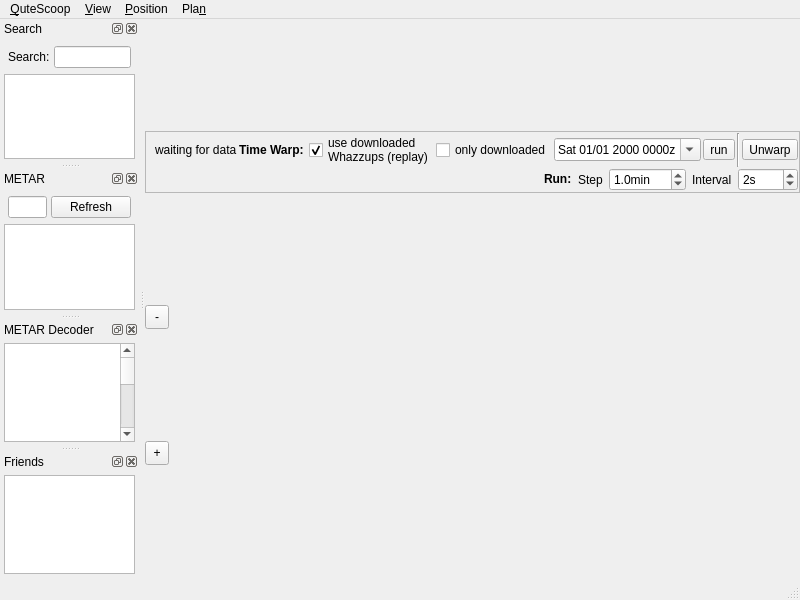
First picture: the form in QuteScoop/src/MainWindow.ui, repository qutescoop/qutescoop, before the edit.
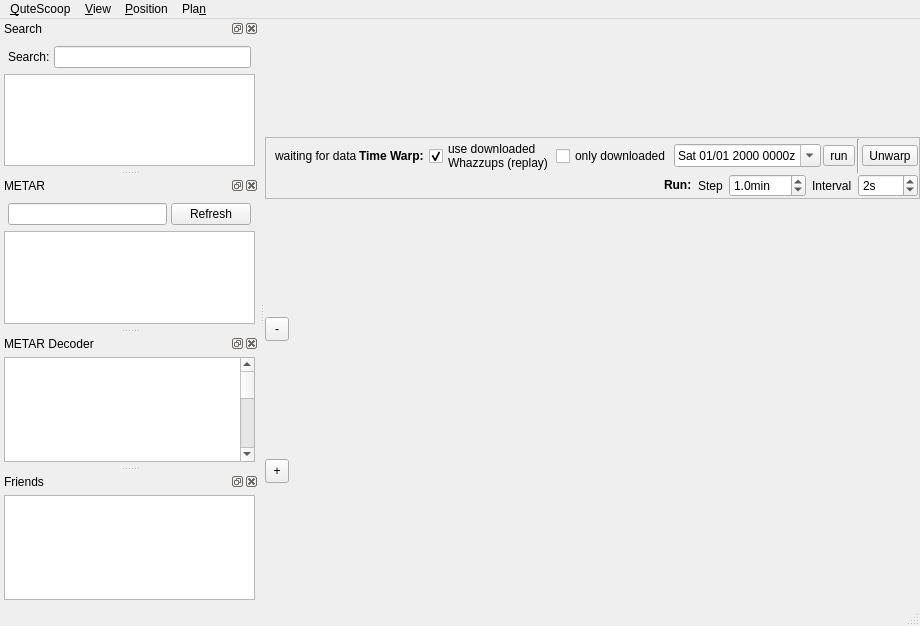
Second picture: the form after the edit. Icons and pictures are not drawn.

Diff of the .ui file:
```diff
--- a/QuteScoop/src/MainWindow.ui
+++ b/QuteScoop/src/MainWindow.ui
@@ -6,8 +6,8 @@
    <rect>
     <x>0</x>
     <y>0</y>
-    <width>800</width>
-    <height>600</height>
+    <width>920</width>
+    <height>626</height>
    </rect>
   </property>
   <property name="windowTitle">
@@ -388,8 +388,8 @@
     <rect>
      <x>0</x>
      <y>0</y>
-     <width>800</width>
-     <height>21</height>
+     <width>920</width>
+     <height>27</height>
     </rect>
    </property>
    <property name="statusTip">
@@ -691,35 +691,37 @@
         <string>&lt;!DOCTYPE HTML PUBLIC &quot;-//W3C//DTD HTML 4.0//EN&quot; &quot;http://www.w3.org/TR/REC-html40/strict.dtd&quot;&gt;
 &lt;html&gt;&lt;head&gt;&lt;meta name=&quot;qrichtext&quot; content=&quot;1&quot; /&gt;&lt;style type=&quot;text/css&quot;&gt;
 p, li { white-space: pre-wrap; }
-&lt;/style&gt;&lt;/head&gt;&lt;body style=&quot; font-family:'MS Shell Dlg 2'; font-size:8.25pt; font-weight:400; font-style:normal;&quot;&gt;
+&lt;/style&gt;&lt;/head&gt;&lt;body style=&quot; font-family:'Ubuntu'; font-size:11pt; font-weight:400; font-style:normal;&quot;&gt;
 &lt;table border=&quot;0&quot; style=&quot;-qt-table-type: root; margin-top:4px; margin-bottom:4px; margin-left:4px; margin-right:4px;&quot;&gt;
 &lt;tr&gt;
 &lt;td style=&quot;border: none;&quot;&gt;
-&lt;p style=&quot;-qt-paragraph-type:empty; margin-top:0px; margin-bottom:0px; margin-left:0px; margin-right:0px; -qt-block-indent:0; text-indent:0px; font-size:8pt;&quot;&gt;&lt;/p&gt;
-&lt;p style=&quot;-qt-paragraph-type:empty; margin-top:0px; margin-bottom:0px; margin-left:0px; margin-right:0px; -qt-block-indent:0; text-indent:0px; font-size:8pt;&quot;&gt;&lt;/p&gt;
-&lt;p style=&quot;-qt-paragraph-type:empty; margin-top:0px; margin-bottom:0px; margin-left:0px; margin-right:0px; -qt-block-indent:0; text-indent:0px; font-size:8pt;&quot;&gt;&lt;/p&gt;
-&lt;p style=&quot;-qt-paragraph-type:empty; margin-top:0px; margin-bottom:0px; margin-left:0px; margin-right:0px; -qt-block-indent:0; text-indent:0px; font-size:8pt;&quot;&gt;&lt;/p&gt;
-&lt;p style=&quot;-qt-paragraph-type:empty; margin-top:0px; margin-bottom:0px; margin-left:0px; margin-right:0px; -qt-block-indent:0; text-indent:0px; font-size:8pt;&quot;&gt;&lt;/p&gt;
-&lt;p style=&quot;-qt-paragraph-type:empty; margin-top:0px; margin-bottom:0px; margin-left:0px; margin-right:0px; -qt-block-indent:0; text-indent:0px; font-family:'Ubuntu'; font-size:10pt;&quot;&gt;&lt;/p&gt;
-&lt;p style=&quot;-qt-paragraph-type:empty; margin-top:0px; margin-bottom:0px; margin-left:0px; margin-right:0px; -qt-block-indent:0; text-indent:0px; font-size:8pt;&quot;&gt;&lt;/p&gt;
-&lt;p style=&quot;-qt-paragraph-type:empty; margin-top:0px; margin-bottom:0px; margin-left:0px; margin-right:0px; -qt-block-indent:0; text-indent:0px; font-family:'Ubuntu'; font-size:10pt;&quot;&gt;&lt;/p&gt;
-&lt;p style=&quot;-qt-paragraph-type:empty; margin-top:0px; margin-bottom:0px; margin-left:0px; margin-right:0px; -qt-block-indent:0; text-indent:0px; font-family:'Ubuntu'; font-size:10pt;&quot;&gt;&lt;/p&gt;
-&lt;p style=&quot;-qt-paragraph-type:empty; margin-top:0px; margin-bottom:0px; margin-left:0px; margin-right:0px; -qt-block-indent:0; text-indent:0px; font-family:'Ubuntu'; font-size:10pt;&quot;&gt;&lt;/p&gt;
-&lt;p style=&quot;-qt-paragraph-type:empty; margin-top:0px; margin-bottom:0px; margin-left:0px; margin-right:0px; -qt-block-indent:0; text-indent:0px; font-family:'Ubuntu'; font-size:10pt;&quot;&gt;&lt;/p&gt;
-&lt;p style=&quot;-qt-paragraph-type:empty; margin-top:0px; margin-bottom:0px; margin-left:0px; margin-right:0px; -qt-block-indent:0; text-indent:0px; font-size:8pt;&quot;&gt;&lt;/p&gt;
-&lt;p style=&quot;-qt-paragraph-type:empty; margin-top:0px; margin-bottom:0px; margin-left:0px; margin-right:0px; -qt-block-indent:0; text-indent:0px; font-family:'Ubuntu'; font-size:10pt;&quot;&gt;&lt;/p&gt;
-&lt;p style=&quot;-qt-paragraph-type:empty; margin-top:0px; margin-bottom:0px; margin-left:0px; margin-right:0px; -qt-block-indent:0; text-indent:0px; font-size:8pt;&quot;&gt;&lt;/p&gt;
-&lt;p style=&quot;-qt-paragraph-type:empty; margin-top:0px; margin-bottom:0px; margin-left:0px; margin-right:0px; -qt-block-indent:0; text-indent:0px; font-size:8pt;&quot;&gt;&lt;/p&gt;
-&lt;p style=&quot;-qt-paragraph-type:empty; margin-top:0px; margin-bottom:0px; margin-left:0px; margin-right:0px; -qt-block-indent:0; text-indent:0px; font-size:8pt;&quot;&gt;&lt;/p&gt;
-&lt;p style=&quot;-qt-paragraph-type:empty; margin-top:0px; margin-bottom:0px; margin-left:0px; margin-right:0px; -qt-block-indent:0; text-indent:0px; font-size:8pt;&quot;&gt;&lt;/p&gt;
-&lt;p style=&quot;-qt-paragraph-type:empty; margin-top:0px; margin-bottom:0px; margin-left:0px; margin-right:0px; -qt-block-indent:0; text-indent:0px; font-size:8pt;&quot;&gt;&lt;/p&gt;
-&lt;p style=&quot;-qt-paragraph-type:empty; margin-top:0px; margin-bottom:0px; margin-left:0px; margin-right:0px; -qt-block-indent:0; text-indent:0px; font-size:8pt;&quot;&gt;&lt;/p&gt;
-&lt;p style=&quot;-qt-paragraph-type:empty; margin-top:0px; margin-bottom:0px; margin-left:0px; margin-right:0px; -qt-block-indent:0; text-indent:0px; font-size:8pt;&quot;&gt;&lt;/p&gt;
-&lt;p style=&quot;-qt-paragraph-type:empty; margin-top:0px; margin-bottom:0px; margin-left:0px; margin-right:0px; -qt-block-indent:0; text-indent:0px; font-size:8pt;&quot;&gt;&lt;/p&gt;
-&lt;p style=&quot;-qt-paragraph-type:empty; margin-top:0px; margin-bottom:0px; margin-left:0px; margin-right:0px; -qt-block-indent:0; text-indent:0px; font-size:8pt;&quot;&gt;&lt;/p&gt;
-&lt;p style=&quot;-qt-paragraph-type:empty; margin-top:0px; margin-bottom:0px; margin-left:0px; margin-right:0px; -qt-block-indent:0; text-indent:0px; font-size:8pt;&quot;&gt;&lt;/p&gt;
-&lt;p style=&quot;-qt-paragraph-type:empty; margin-top:0px; margin-bottom:0px; margin-left:0px; margin-right:0px; -qt-block-indent:0; text-indent:0px; font-size:8pt;&quot;&gt;&lt;/p&gt;
-&lt;p style=&quot;-qt-paragraph-type:empty; margin-top:0px; margin-bottom:0px; margin-left:0px; margin-right:0px; -qt-block-indent:0; text-indent:0px; font-size:8pt;&quot;&gt;&lt;/p&gt;
+&lt;p style=&quot;-qt-paragraph-type:empty; margin-top:0px; margin-bottom:0px; margin-left:0px; margin-right:0px; -qt-block-indent:0; text-indent:0px;&quot;&gt;&lt;/p&gt;
+&lt;p style=&quot;-qt-paragraph-type:empty; margin-top:0px; margin-bottom:0px; margin-left:0px; margin-right:0px; -qt-block-indent:0; text-indent:0px; font-family:'MS Shell Dlg 2'; font-size:8pt;&quot;&gt;&lt;/p&gt;
+&lt;p style=&quot;-qt-paragraph-type:empty; margin-top:0px; margin-bottom:0px; margin-left:0px; margin-right:0px; -qt-block-indent:0; text-indent:0px; font-family:'MS Shell Dlg 2'; font-size:8pt;&quot;&gt;&lt;/p&gt;
+&lt;p style=&quot;-qt-paragraph-type:empty; margin-top:0px; margin-bottom:0px; margin-left:0px; margin-right:0px; -qt-block-indent:0; text-indent:0px; font-family:'MS Shell Dlg 2'; font-size:8pt;&quot;&gt;&lt;/p&gt;
+&lt;p style=&quot;-qt-paragraph-type:empty; margin-top:0px; margin-bottom:0px; margin-left:0px; margin-right:0px; -qt-block-indent:0; text-indent:0px; font-family:'MS Shell Dlg 2'; font-size:8pt;&quot;&gt;&lt;/p&gt;
+&lt;p style=&quot;-qt-paragraph-type:empty; margin-top:0px; margin-bottom:0px; margin-left:0px; margin-right:0px; -qt-block-indent:0; text-indent:0px; font-family:'MS Shell Dlg 2'; font-size:8pt;&quot;&gt;&lt;/p&gt;
+&lt;p style=&quot;-qt-paragraph-type:empty; margin-top:0px; margin-bottom:0px; margin-left:0px; margin-right:0px; -qt-block-indent:0; text-indent:0px; font-family:'MS Shell Dlg 2'; font-size:8pt;&quot;&gt;&lt;/p&gt;
+&lt;p style=&quot;-qt-paragraph-type:empty; margin-top:0px; margin-bottom:0px; margin-left:0px; margin-right:0px; -qt-block-indent:0; text-indent:0px; font-size:10pt;&quot;&gt;&lt;/p&gt;
+&lt;p style=&quot;-qt-paragraph-type:empty; margin-top:0px; margin-bottom:0px; margin-left:0px; margin-right:0px; -qt-block-indent:0; text-indent:0px; font-family:'MS Shell Dlg 2'; font-size:8pt;&quot;&gt;&lt;/p&gt;
+&lt;p style=&quot;-qt-paragraph-type:empty; margin-top:0px; margin-bottom:0px; margin-left:0px; margin-right:0px; -qt-block-indent:0; text-indent:0px; font-size:10pt;&quot;&gt;&lt;/p&gt;
+&lt;p style=&quot;-qt-paragraph-type:empty; margin-top:0px; margin-bottom:0px; margin-left:0px; margin-right:0px; -qt-block-indent:0; text-indent:0px; font-size:10pt;&quot;&gt;&lt;/p&gt;
+&lt;p style=&quot;-qt-paragraph-type:empty; margin-top:0px; margin-bottom:0px; margin-left:0px; margin-right:0px; -qt-block-indent:0; text-indent:0px; font-size:10pt;&quot;&gt;&lt;/p&gt;
+&lt;p style=&quot;-qt-paragraph-type:empty; margin-top:0px; margin-bottom:0px; margin-left:0px; margin-right:0px; -qt-block-indent:0; text-indent:0px; font-size:10pt;&quot;&gt;&lt;/p&gt;
+&lt;p style=&quot;-qt-paragraph-type:empty; margin-top:0px; margin-bottom:0px; margin-left:0px; margin-right:0px; -qt-block-indent:0; text-indent:0px; font-family:'MS Shell Dlg 2'; font-size:8pt;&quot;&gt;&lt;/p&gt;
+&lt;p style=&quot;-qt-paragraph-type:empty; margin-top:0px; margin-bottom:0px; margin-left:0px; margin-right:0px; -qt-block-indent:0; text-indent:0px; font-size:10pt;&quot;&gt;&lt;/p&gt;
+&lt;p style=&quot;-qt-paragraph-type:empty; margin-top:0px; margin-bottom:0px; margin-left:0px; margin-right:0px; -qt-block-indent:0; text-indent:0px; font-family:'MS Shell Dlg 2'; font-size:8pt;&quot;&gt;&lt;/p&gt;
+&lt;p style=&quot;-qt-paragraph-type:empty; margin-top:0px; margin-bottom:0px; margin-left:0px; margin-right:0px; -qt-block-indent:0; text-indent:0px; font-family:'MS Shell Dlg 2'; font-size:8pt;&quot;&gt;&lt;/p&gt;
+&lt;p style=&quot;-qt-paragraph-type:empty; margin-top:0px; margin-bottom:0px; margin-left:0px; margin-right:0px; -qt-block-indent:0; text-indent:0px; font-family:'MS Shell Dlg 2'; font-size:8pt;&quot;&gt;&lt;/p&gt;
+&lt;p style=&quot;-qt-paragraph-type:empty; margin-top:0px; margin-bottom:0px; margin-left:0px; margin-right:0px; -qt-block-indent:0; text-indent:0px; font-family:'MS Shell Dlg 2'; font-size:8pt;&quot;&gt;&lt;/p&gt;
+&lt;p style=&quot;-qt-paragraph-type:empty; margin-top:0px; margin-bottom:0px; margin-left:0px; margin-right:0px; -qt-block-indent:0; text-indent:0px; font-family:'MS Shell Dlg 2'; font-size:8pt;&quot;&gt;&lt;/p&gt;
+&lt;p style=&quot;-qt-paragraph-type:empty; margin-top:0px; margin-bottom:0px; margin-left:0px; margin-right:0px; -qt-block-indent:0; text-indent:0px; font-family:'MS Shell Dlg 2'; font-size:8pt;&quot;&gt;&lt;/p&gt;
+&lt;p style=&quot;-qt-paragraph-type:empty; margin-top:0px; margin-bottom:0px; margin-left:0px; margin-right:0px; -qt-block-indent:0; text-indent:0px; font-family:'MS Shell Dlg 2'; font-size:8pt;&quot;&gt;&lt;/p&gt;
+&lt;p style=&quot;-qt-paragraph-type:empty; margin-top:0px; margin-bottom:0px; margin-left:0px; margin-right:0px; -qt-block-indent:0; text-indent:0px; font-family:'MS Shell Dlg 2'; font-size:8pt;&quot;&gt;&lt;/p&gt;
+&lt;p style=&quot;-qt-paragraph-type:empty; margin-top:0px; margin-bottom:0px; margin-left:0px; margin-right:0px; -qt-block-indent:0; text-indent:0px; font-family:'MS Shell Dlg 2'; font-size:8pt;&quot;&gt;&lt;/p&gt;
+&lt;p style=&quot;-qt-paragraph-type:empty; margin-top:0px; margin-bottom:0px; margin-left:0px; margin-right:0px; -qt-block-indent:0; text-indent:0px; font-family:'MS Shell Dlg 2'; font-size:8pt;&quot;&gt;&lt;/p&gt;
+&lt;p style=&quot;-qt-paragraph-type:empty; margin-top:0px; margin-bottom:0px; margin-left:0px; margin-right:0px; -qt-block-indent:0; text-indent:0px; font-family:'MS Shell Dlg 2'; font-size:8pt;&quot;&gt;&lt;/p&gt;
+&lt;p style=&quot;-qt-paragraph-type:empty; margin-top:0px; margin-bottom:0px; margin-left:0px; margin-right:0px; -qt-block-indent:0; text-indent:0px; font-family:'MS Shell Dlg 2'; font-size:8pt;&quot;&gt;&lt;/p&gt;
 &lt;p style=&quot;-qt-paragraph-type:empty; margin-top:0px; margin-bottom:0px; margin-left:0px; margin-right:0px; -qt-block-indent:0; text-indent:0px; font-family:'UnDotum'; font-size:10pt;&quot;&gt;&lt;/p&gt;
 &lt;p style=&quot;-qt-paragraph-type:empty; margin-top:0px; margin-bottom:0px; margin-left:0px; margin-right:0px; -qt-block-indent:0; text-indent:0px; font-family:'Lucida Grande'; font-size:13pt;&quot;&gt;&lt;/p&gt;&lt;/td&gt;&lt;/tr&gt;&lt;/table&gt;&lt;/body&gt;&lt;/html&gt;</string>
        </property>
```
Left out of the diff: 6 changed lines with no effect on the pictures.
